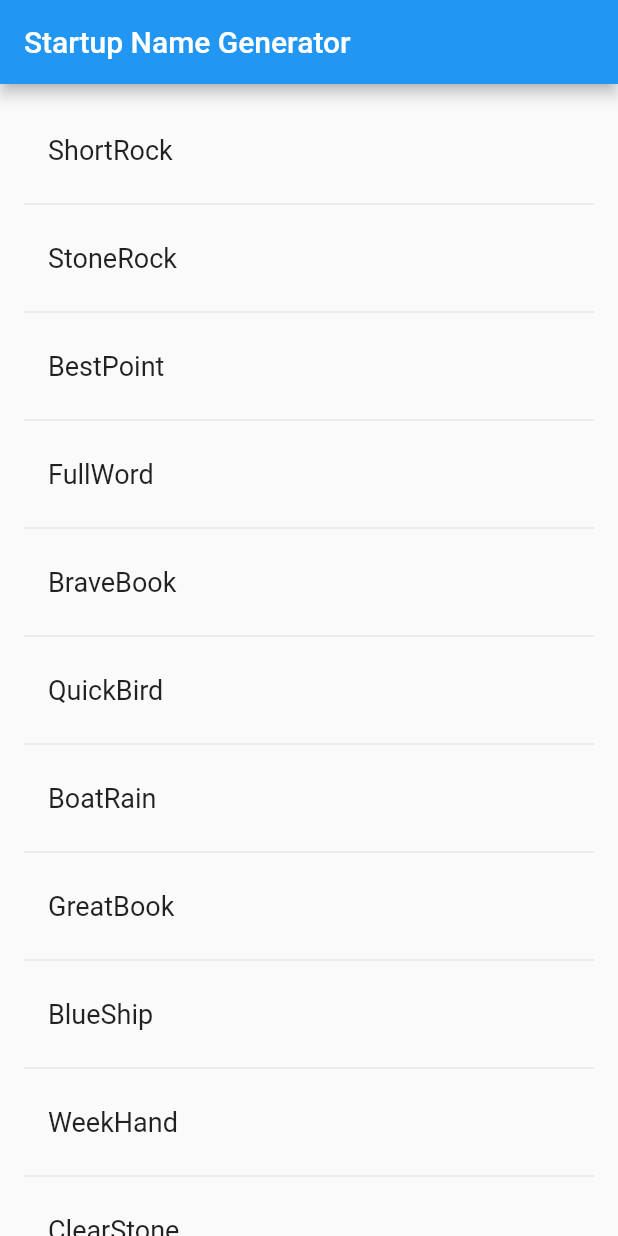
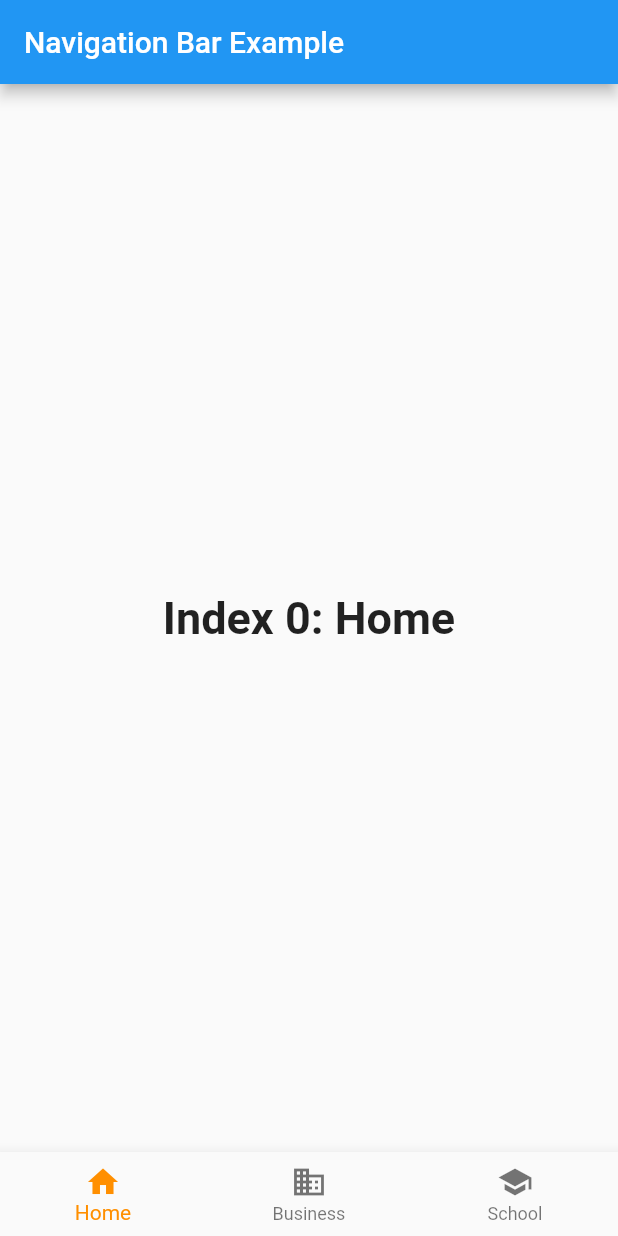
Before and after one commit to IanSkelskey/Fitness-Tracker, a Flutter app: the screen it shows after launch, on a phone screen of 412 x 824 dp. Run offline on Flutter 3.47's test engine with Material 2 defaults, Android fonts, the phone set to English and light mode, and no system bars.

Commit message:
Implement nav bar example

```diff
--- a/lib/main.dart
+++ b/lib/main.dart
@@ -1,5 +1,4 @@
 import 'package:flutter/material.dart';
-import 'package:english_words/english_words.dart';
 
 void main() {
   runApp(const MyApp());
@@ -14,44 +13,73 @@ class MyApp extends StatelessWidget {
       title: 'Welcome to Flutter',
       home: Scaffold(
         appBar: AppBar(
-          title: const Text('Startup Name Generator'),
+          title: const Text('Navigation Bar Example'),
         ),
         body: const Center(
-          child: RandomWords(),
+          child: NavBarSample(),
         ),
       ),
     );
   }
 }
 
-class RandomWords extends StatefulWidget {
-  const RandomWords({Key? key}) : super(key: key);
+class NavBarSample extends StatefulWidget {
+  const NavBarSample({Key? key}) : super(key: key);
 
   @override
-  State<RandomWords> createState() => _RandomWordsState();
+  State<NavBarSample> createState() => _NavBarSampleState();
 }
 
-class _RandomWordsState extends State<RandomWords> {
-  final _suggestions = <WordPair>[];
-  final _biggerFont = const TextStyle(fontSize: 18);
+class _NavBarSampleState extends State<NavBarSample> {
+  int _selectedIndex = 0;
+  static const TextStyle optionStyle =
+      TextStyle(fontSize: 30, fontWeight: FontWeight.bold);
+  static const List<Widget> _widgetOptions = <Widget>[
+    Text(
+      'Index 0: Home',
+      style: optionStyle,
+    ),
+    Text(
+      'Index 1: Business',
+      style: optionStyle,
+    ),
+    Text(
+      'Index 2: School',
+      style: optionStyle,
+    ),
+  ];
+
+  void _onItemTapped(int index) {
+    setState(() {
+      _selectedIndex = index;
+    });
+  }
+
   @override
   Widget build(BuildContext context) {
-    return ListView.builder(
-      padding: const EdgeInsets.all(16.0),
-      itemBuilder: (context, i) {
-        if (i.isOdd) return const Divider();
-
-        final index = i ~/ 2;
-        if (index >= _suggestions.length) {
-          _suggestions.addAll(generateWordPairs().take(10));
-        }
-        return ListTile(
-          title: Text(
-            _suggestions[index].asPascalCase,
-            style: _biggerFont,
+    return Scaffold(
+      body: Center(
+        child: _widgetOptions.elementAt(_selectedIndex),
+      ),
+      bottomNavigationBar: BottomNavigationBar(
+        items: const <BottomNavigationBarItem>[
+          BottomNavigationBarItem(
+            icon: Icon(Icons.home),
+            label: 'Home',
           ),
-        );
-      },
+          BottomNavigationBarItem(
+            icon: Icon(Icons.business),
+            label: 'Business',
+          ),
+          BottomNavigationBarItem(
+            icon: Icon(Icons.school),
+            label: 'School',
+          ),
+        ],
+        currentIndex: _selectedIndex,
+        selectedItemColor: Colors.amber[800],
+        onTap: _onItemTapped,
+      ),
     );
   }
 }
```
